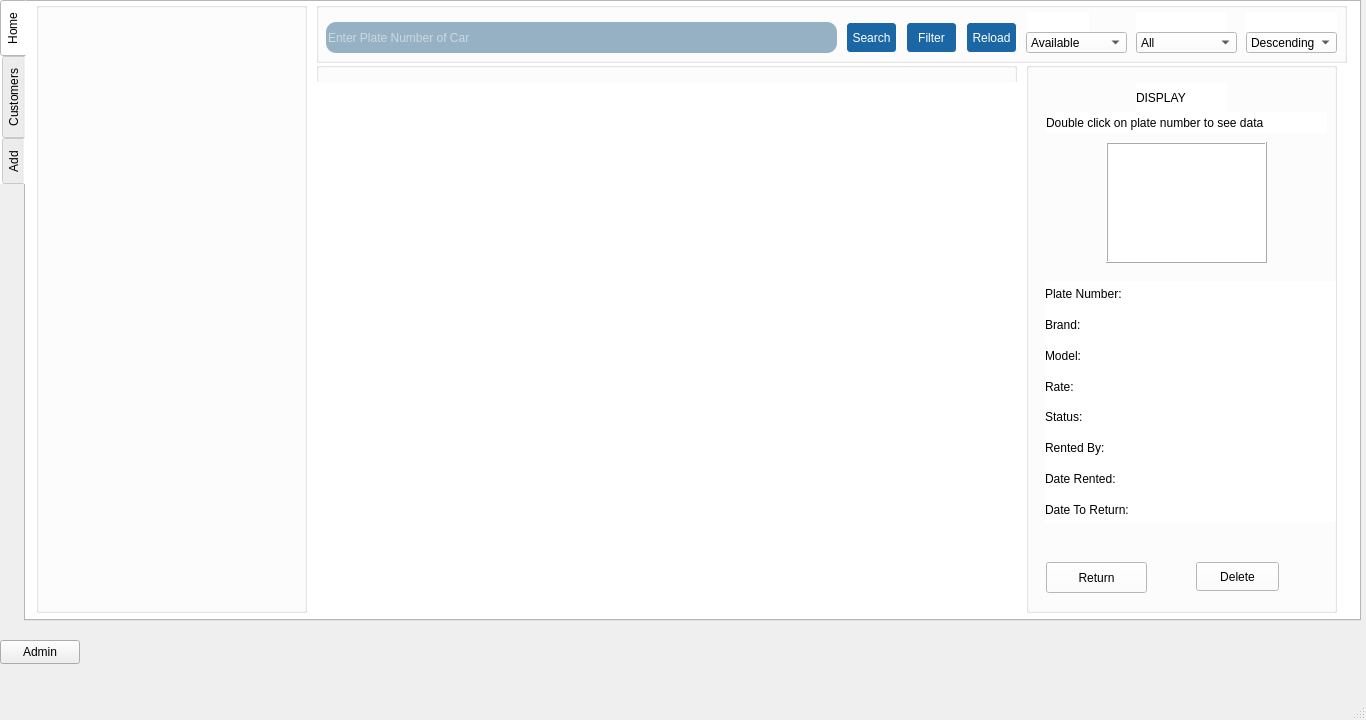
First picture: the form in CarRent/mainscreen.ui, repository Mani-SSH/Car_Rental, before the edit.
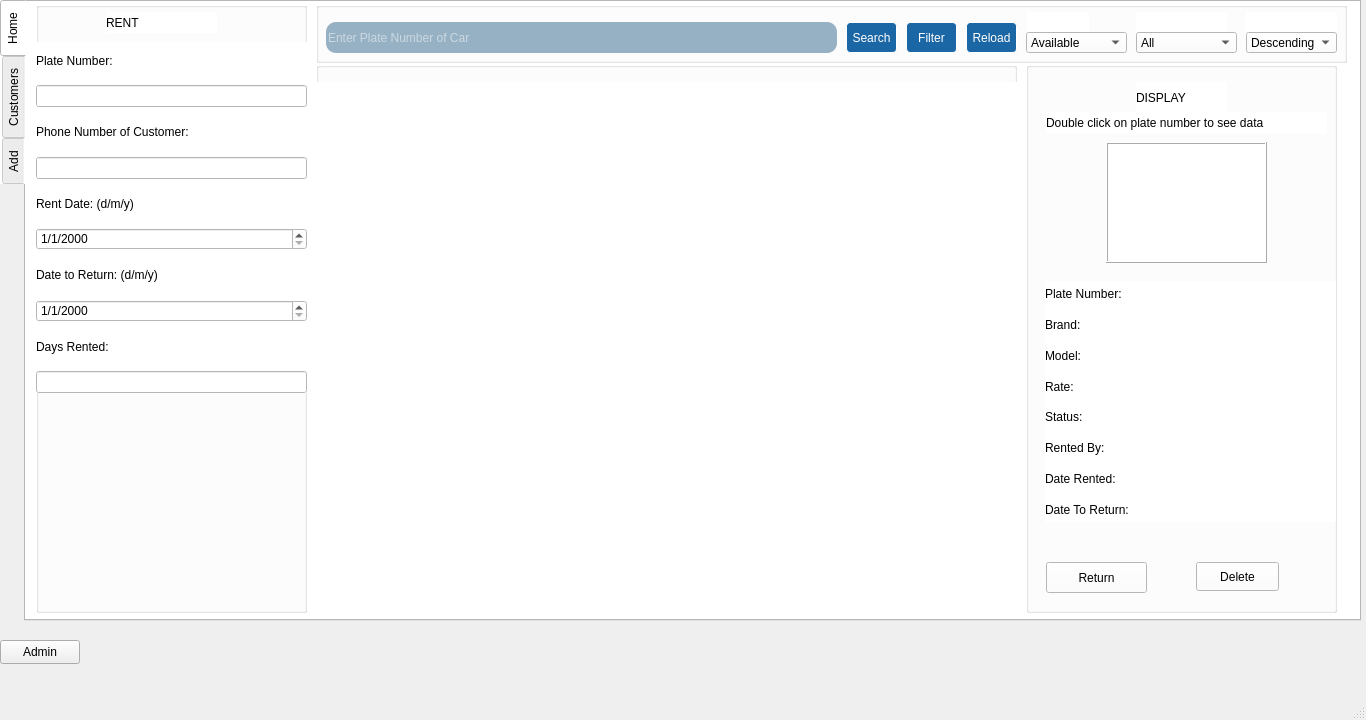
Second picture: the form after the edit.

Commit message:
made for rent date
-made function to calculate the difference in days
-made ui for renting cars
-made working rent days

```diff
--- a/CarRent/mainscreen.ui
+++ b/CarRent/mainscreen.ui
@@ -77,6 +77,106 @@
       <property name="title">
        <string/>
       </property>
+      <widget class="QLabel" name="label_20">
+       <property name="geometry">
+        <rect>
+         <x>70</x>
+         <y>10</y>
+         <width>111</width>
+         <height>21</height>
+        </rect>
+       </property>
+       <property name="text">
+        <string>RENT</string>
+       </property>
+      </widget>
+      <widget class="QWidget" name="gridLayoutWidget_5">
+       <property name="geometry">
+        <rect>
+         <x>0</x>
+         <y>40</y>
+         <width>271</width>
+         <height>351</height>
+        </rect>
+       </property>
+       <layout class="QGridLayout" name="gridLayout_5">
+        <item row="3" column="0">
+         <widget class="QLineEdit" name="lineEdit_rentPhoneNum"/>
+        </item>
+        <item row="8" column="0">
+         <widget class="QLabel" name="label_25">
+          <property name="text">
+           <string>Days Rented:</string>
+          </property>
+         </widget>
+        </item>
+        <item row="6" column="0">
+         <widget class="QLabel" name="label_24">
+          <property name="text">
+           <string>Date to Return: (d/m/y)</string>
+          </property>
+         </widget>
+        </item>
+        <item row="2" column="0">
+         <widget class="QLabel" name="label_22">
+          <property name="text">
+           <string>Phone Number of Customer:</string>
+          </property>
+         </widget>
+        </item>
+        <item row="7" column="0">
+         <widget class="QDateEdit" name="dateEdit_rentReturnDate">
+          <property name="dateTime">
+           <datetime>
+            <hour>0</hour>
+            <minute>0</minute>
+            <second>0</second>
+            <year>2000</year>
+            <month>1</month>
+            <day>1</day>
+           </datetime>
+          </property>
+          <property name="displayFormat">
+           <string>d/M/yyyy</string>
+          </property>
+          <property name="date">
+           <date>
+            <year>2000</year>
+            <month>1</month>
+            <day>1</day>
+           </date>
+          </property>
+         </widget>
+        </item>
+        <item row="4" column="0">
+         <widget class="QLabel" name="label_23">
+          <property name="text">
+           <string>Rent Date: (d/m/y)</string>
+          </property>
+         </widget>
+        </item>
+        <item row="0" column="0">
+         <widget class="QLabel" name="label_21">
+          <property name="text">
+           <string>Plate Number:</string>
+          </property>
+         </widget>
+        </item>
+        <item row="1" column="0">
+         <widget class="QLineEdit" name="lineEdit_rentPlateNum"/>
+        </item>
+        <item row="5" column="0">
+         <widget class="QDateEdit" name="dateEdit_rentDate">
+          <property name="displayFormat">
+           <string>d/M/yyyy</string>
+          </property>
+         </widget>
+        </item>
+        <item row="9" column="0">
+         <widget class="QLineEdit" name="lineEdit_rentDays"/>
+        </item>
+       </layout>
+      </widget>
      </widget>
      <widget class="QGroupBox" name="groupBox_filterCar">
       <property name="geometry">
```
The commit also changes 4 other files.
